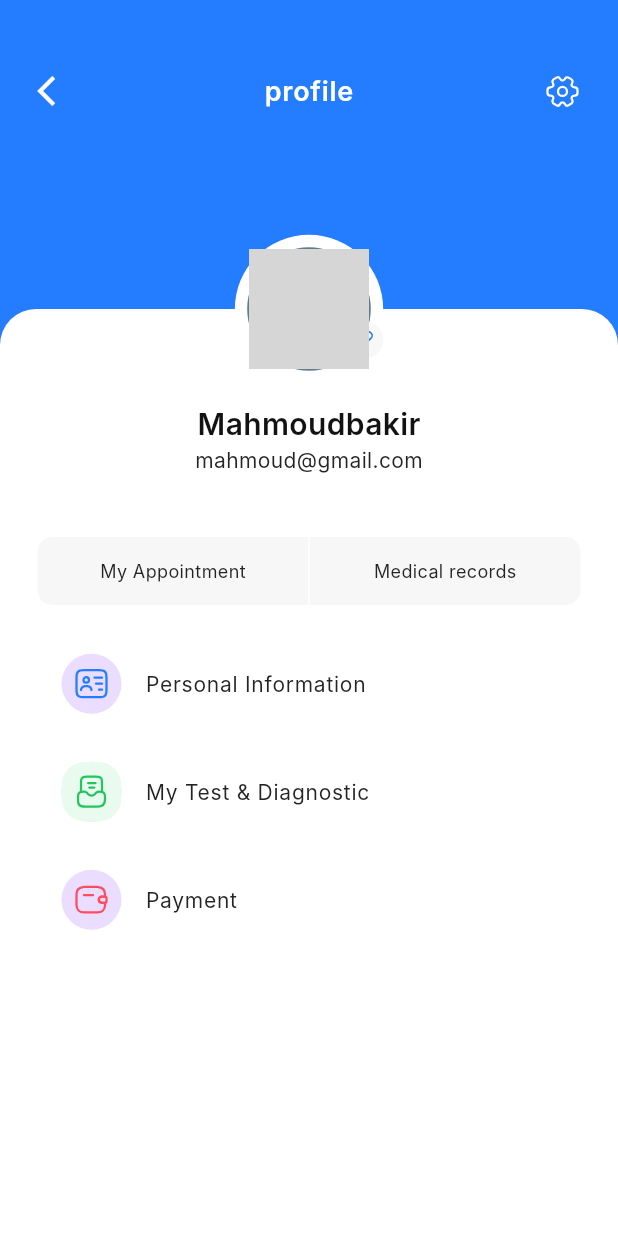
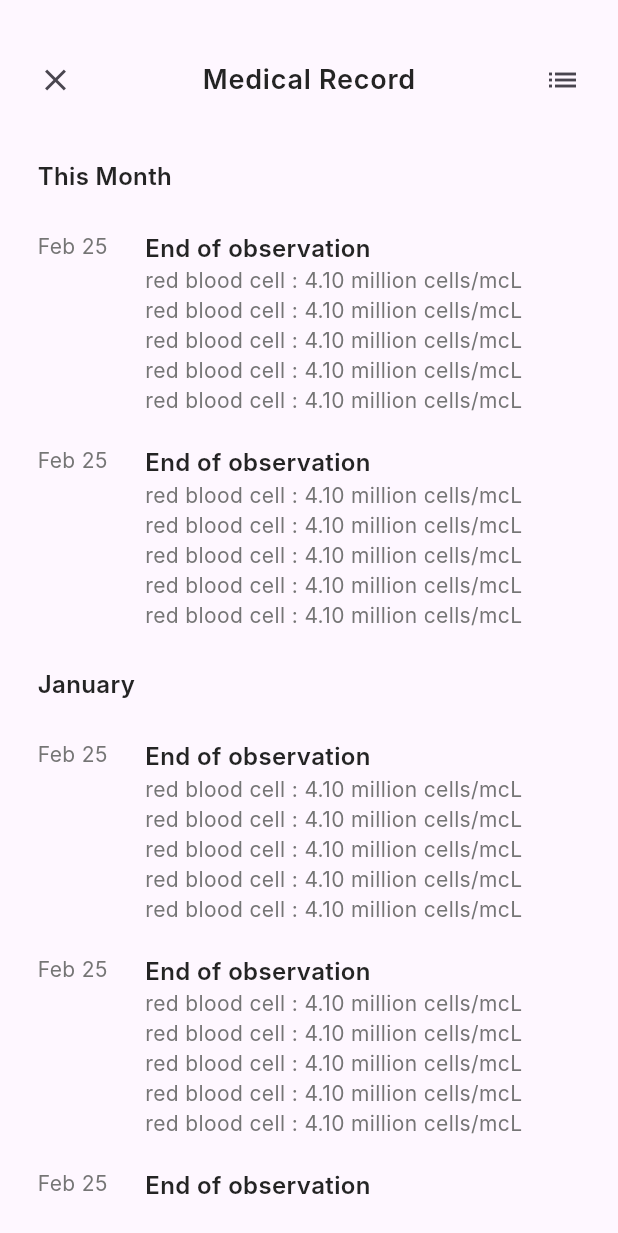
Before and after one commit to mahmoudbakir2015/doc, a Flutter app: the ProfilePage screen opened directly, after a tap on "Medical records", on a phone screen of 412 x 824 dp. Shown: the top 1233 px of the screen. Run offline on Flutter 3.47's test engine with Material 3 defaults, Android fonts, the phone set to English and light mode, and no system bars; our stand-ins replace bloc, dio, flutter_bloc, flutter_svg, geolocator, pinput and 2 more; accounts and stored records are empty; network calls fail; Roboto replaces fonts that are missing (Inter); grey boxes are pictures that could not be loaded.

Commit message:
finish mediacl record of ui

```diff
--- /dev/null
+++ b/lib/presentation/profile/medical_records/items.dart
@@ -0,0 +1,38 @@
+import 'package:flutter/material.dart';
+
+import '../../../constant/style.dart';
+import '../../../widgets/custom_bold_text.dart';
+import '../../../widgets/sub_text.dart';
+
+Expanded buildRecord(
+    {required String date, required String typeRecord, required List details}) {
+  return Expanded(
+    child: Row(
+      crossAxisAlignment: CrossAxisAlignment.start,
+      children: [
+        SubText(text: date),
+        const SizedBox(
+          width: Styles.appPadding,
+        ),
+        Expanded(
+          child: Column(
+            crossAxisAlignment: CrossAxisAlignment.start,
+            mainAxisAlignment: MainAxisAlignment.start,
+            mainAxisSize: MainAxisSize.min,
+            children: [
+              buildBoldText(text: typeRecord),
+              ListView.builder(
+                shrinkWrap: true,
+                physics: const NeverScrollableScrollPhysics(),
+                itemCount: details.length,
+                itemBuilder: (ctx, index) {
+                  return SubText(text: details[index]);
+                },
+              ),
+            ],
+          ),
+        )
+      ],
+    ),
+  );
+}
--- /dev/null
+++ b/lib/presentation/profile/medical_records/medical_records.dart
@@ -0,0 +1,88 @@
+import 'package:doc/constant/style.dart';
+import 'package:doc/widgets/custom_bold_text.dart';
+import 'package:doc/widgets/custom_list_tile.dart';
+import 'package:flutter/material.dart';
+
+import 'items.dart';
+
+class MedicalRecord extends StatelessWidget {
+  const MedicalRecord({super.key});
+
+  @override
+  Widget build(BuildContext context) {
+    List details = [
+      'red blood cell : 4.10 million cells/mcL',
+      'red blood cell : 4.10 million cells/mcL',
+      'red blood cell : 4.10 million cells/mcL',
+      'red blood cell : 4.10 million cells/mcL',
+      'red blood cell : 4.10 million cells/mcL',
+    ];
+    return Scaffold(
+      body: Padding(
+        padding: const EdgeInsets.all(Styles.appPadding),
+        child: ListView(
+          physics: const BouncingScrollPhysics(),
+          children: [
+            Padding(
+              padding: const EdgeInsets.only(bottom: Styles.appPadding),
+              child: CustomListTile(
+                trailing: GestureDetector(
+                  onTap: () {},
+                  child: const Icon(Icons.list),
+                ),
+                isMain: false,
+                text: 'Medical Record',
+              ),
+            ),
+            Padding(
+              padding: const EdgeInsets.only(bottom: Styles.appPadding),
+              child: buildBoldText(text: 'This Month'),
+            ),
+            Expanded(
+              child: ListView.separated(
+                physics: const NeverScrollableScrollPhysics(),
+                shrinkWrap: true,
+                itemBuilder: (ctx, index) {
+                  return buildRecord(
+                    date: 'Feb 25',
+                    typeRecord: 'End of observation',
+                    details: details,
+                  );
+                },
+                separatorBuilder: (ctx, index) {
+                  return const SizedBox(
+                    height: 20,
+                  );
+                },
+                itemCount: 2,
+              ),
+            ),
+            Padding(
+              padding: const EdgeInsets.symmetric(vertical: Styles.appPadding),
+              child: buildBoldText(text: 'January'),
+            ),
+            Expanded(
+              child: ListView.separated(
+                physics: const NeverScrollableScrollPhysics(),
+                shrinkWrap: true,
+                itemBuilder: (ctx, index) {
+                  return buildRecord(
+                    date: 'Feb 25',
+                    typeRecord: 'End of observation',
+                    details: details,
+                  );
+                },
+                separatorBuilder: (ctx, index) {
+                  return const SizedBox(
+                    height: 20,
+                  );
+                },
+                itemCount: 3,
+              ),
+            ),
+          ],
+        ),
+      ),
+    );
+  }
+}
--- /dev/null
+++ b/lib/presentation/profile/my_appointment/my_appointment.dart
@@ -0,0 +1,21 @@
+import 'package:flutter/material.dart';
+
+import '../../../widgets/custom_list_tile.dart';
+
+class MyAppointment extends StatelessWidget {
+  const MyAppointment({super.key});
+
+  @override
+  Widget build(BuildContext context) {
+    return Scaffold(
+      body: Column(
+        children: [
+          CustomListTile(
+            isMain: false,
+            text: 'MyAppointment',
+          ),
+        ],
+      ),
+    );
+  }
+}
--- a/lib/presentation/profile/profile.dart
+++ b/lib/presentation/profile/profile.dart
@@ -1,5 +1,7 @@
 import 'package:doc/presentation/profile/diagonestic/diagnostic.dart';
 import 'package:doc/presentation/profile/items.dart';
+import 'package:doc/presentation/profile/medical_records/medical_records.dart';
+import 'package:doc/presentation/profile/my_appointment/my_appointment.dart';
 import 'package:doc/presentation/profile/payment/payment.dart';
 import 'package:flutter/material.dart';
 import 'package:flutter_svg/flutter_svg.dart';
@@ -58,7 +60,13 @@ class ProfilePage extends StatelessWidget {
                       children: [
                         buildChooseButton(
                           text: 'My Appointment',
-                          onTap: () {},
+                          onTap: () {
+                            Navigator.of(context).push(
+                              MaterialPageRoute(
+                                builder: (context) => const MyAppointment(),
+                              ),
+                            );
+                          },
                           context: context,
                         ),
                         const VerticalDivider(
@@ -68,7 +76,13 @@ class ProfilePage extends StatelessWidget {
                         buildChooseButton(
                           isAppointment: false,
                           text: 'Medical records',
-                          onTap: () {},
+                          onTap: () {
+                            Navigator.of(context).push(
+                              MaterialPageRoute(
+                                builder: (context) => const MedicalRecord(),
+                              ),
+                            );
+                          },
                           context: context,
                         ),
                       ],
--- a/lib/widgets/sub_text.dart
+++ b/lib/widgets/sub_text.dart
@@ -15,7 +15,6 @@ class SubText extends StatelessWidget {
         fontFamily: 'Inter',
         overflow: TextOverflow.ellipsis,
         fontWeight: FontWeight.w400,
-        letterSpacing: 0.20,
       ),
     );
   }
```
